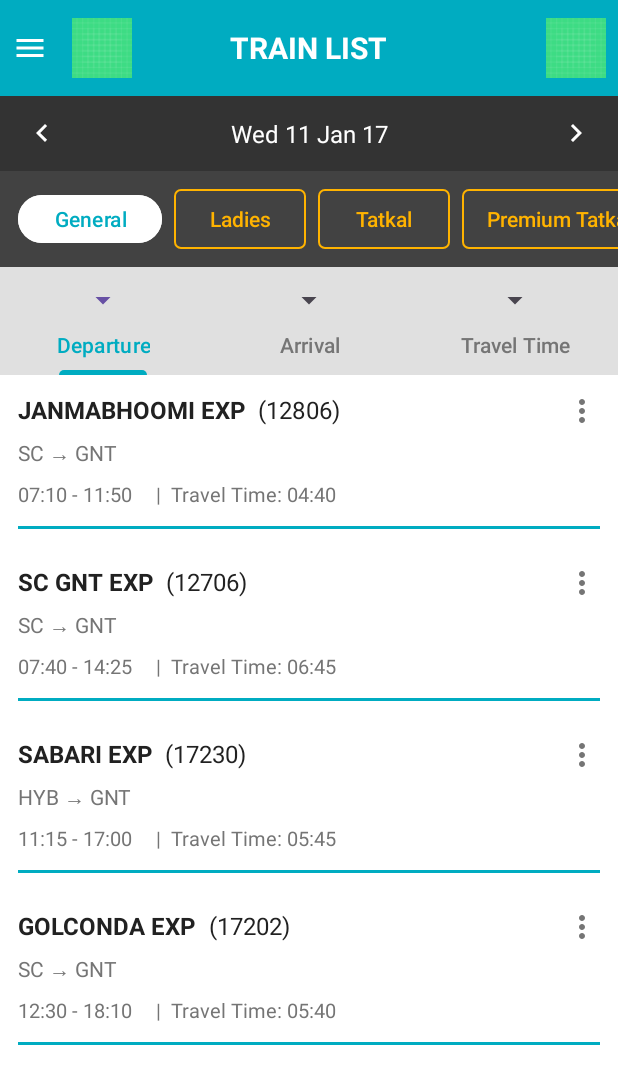
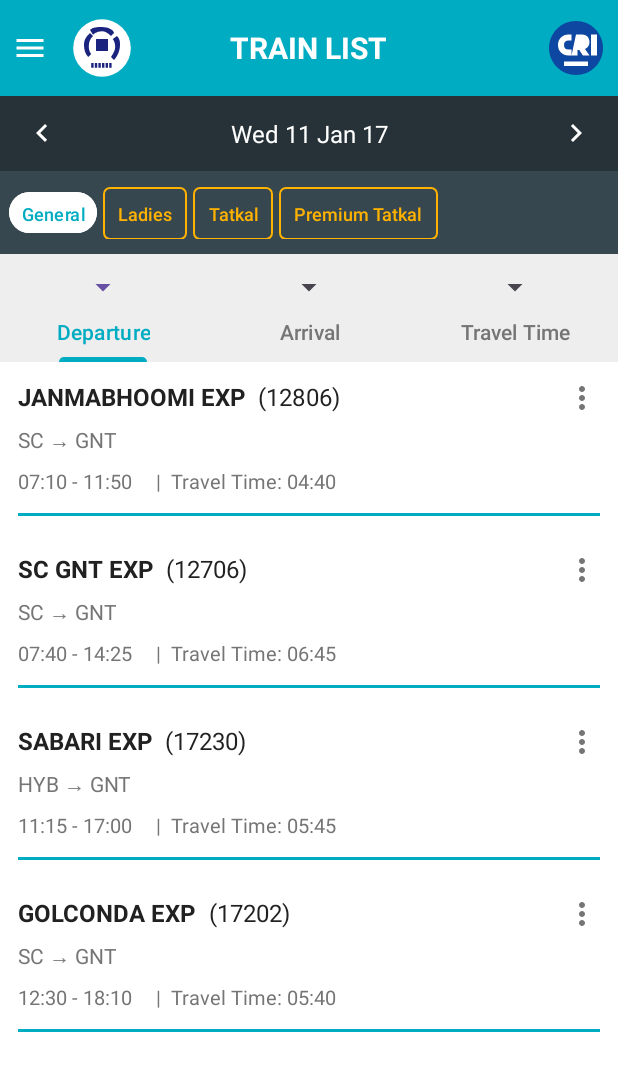
Before and after one commit to jeromeboitenge/Android-Studion, an Android app: the screen it shows after launch (MainActivity), on a phone screen of 412 x 824 dp. Shown: the top 1084 px of the screen. Run offline under Robolectric (Android 15) with nearby library versions, the phone set to English and light mode, and no system bars.

Commit message:
adding images to home page

```diff
--- /dev/null
+++ b/app/src/main/res/drawable/ic_cris_logo.xml
@@ -0,0 +1,16 @@
+<vector xmlns:android="http://schemas.android.com/apk/res/android"
+    android:width="40dp"
+    android:height="40dp"
+    android:viewportWidth="200"
+    android:viewportHeight="200">
+
+    <!-- Solid Blue Circle Background -->
+    <path
+        android:fillColor="#0d47a1"
+        android:pathData="M100,10c-49.7,0 -90,40.3 -90,90s40.3,90 90,90 90,-40.3 90,-90 -40.3,-90 -90,-90z"/>
+
+    <!-- White 'CRIS' Text and Graphic -->
+    <path
+        android:fillColor="#ffffff"
+        android:pathData="M40,90 c0,-20 15,-35 35,-35 h10 v20 h-10 c-10,0 -15,5 -15,15 c0,10 5,15 15,15 h10 v20 h-10 c-20,0 -35,-15 -35,-35 z M100,55 h20 c15,0 25,10 25,25 c0,10 -5,20 -15,23 l15,22 h-22 l-12,-18 h-6 v18 h-20 z M120,75 h5 v15 h-5 z M150,55 h20 v70 h-20 z M60,145 h80 v15 h-80 z"/>
+</vector>
--- /dev/null
+++ b/app/src/main/res/drawable/ic_irctc_logo.xml
@@ -0,0 +1,37 @@
+<vector xmlns:android="http://schemas.android.com/apk/res/android"
+    android:width="40dp"
+    android:height="40dp"
+    android:viewportWidth="100"
+    android:viewportHeight="100">
+
+    <!-- White Background Circle -->
+    <path
+        android:fillColor="#FFFFFF"
+        android:pathData="M50,50m-48,0a48,48 0,1 1,96 0a48,48 0,1 1,-96 0" />
+
+    <!-- Top Arrow (Blue/Purple) -->
+    <path
+        android:fillColor="#1A237E"
+        android:pathData="M50,15 C60,15 70,20 70,25 L65,30 C60,25 55,22 50,22 C40,22 35,28 35,28 L30,20 C35,15 42,15 50,15 Z" />
+
+    <!-- Right Arrow (Blue/Purple) -->
+    <path
+        android:fillColor="#1A237E"
+        android:pathData="M80,45 C80,55 75,65 70,70 L65,65 C68,60 72,55 72,48 C72,40 68,35 68,35 L75,30 C80,35 80,40 80,45 Z" />
+
+    <!-- Left Arrow (Blue/Purple) -->
+    <path
+        android:fillColor="#1A237E"
+        android:pathData="M20,45 C20,35 25,30 30,25 L35,30 C30,35 28,40 28,48 C28,55 32,60 32,60 L27,65 C22,60 20,52 20,45 Z" />
+
+    <!-- Central Box/Shape -->
+    <path
+        android:fillColor="#1A237E"
+        android:pathData="M40,35 h20 v20 h-20 z" />
+
+    <!-- "IRCTC" Text Simulation -->
+    <path
+        android:fillColor="#1A237E"
+        android:pathData="M32,75 h4 v8 h-4 z M38,75 h4 v8 h-4 z M44,75 h4 v8 h-4 z M50,75 h4 v8 h-4 z M56,75 h4 v8 h-4 z M62,75 h4 v8 h-4 z" />
+
+</vector>
--- a/app/src/main/res/layout/activity_main.xml
+++ b/app/src/main/res/layout/activity_main.xml
@@ -12,7 +12,7 @@
         android:id="@+id/toolbar"
         android:layout_width="match_parent"
         android:layout_height="?attr/actionBarSize"
-        android:background="@color/app_teal"
+        android:background="#00ACC1"
         android:theme="@style/ThemeOverlay.AppCompat.Dark.ActionBar"
         app:contentInsetStart="0dp">
 
@@ -21,41 +21,39 @@
             android:layout_height="match_parent"
             android:paddingHorizontal="8dp">
 
-            <!-- UPDATED: referencing ic_menu_icon -->
             <ImageView
                 android:id="@+id/btnMenu"
                 android:layout_width="wrap_content"
                 android:layout_height="wrap_content"
                 android:layout_centerVertical="true"
                 android:src="@drawable/ic_menu_icon"
-                app:tint="@color/white" />
+                app:tint="#FFFFFF" />
 
-            <!-- Replace this with your own logo if you have one later -->
+            <!-- UPDATED: IRCTC Logo -->
             <ImageView
                 android:layout_width="40dp"
                 android:layout_height="40dp"
                 android:layout_centerVertical="true"
                 android:layout_marginStart="16dp"
                 android:layout_toEndOf="@id/btnMenu"
-                android:src="@drawable/ic_launcher_background"
-                tools:srcCompat="@tools:sample/avatars" />
+                android:src="@drawable/ic_irctc_logo" />
 
             <TextView
                 android:layout_width="wrap_content"
                 android:layout_height="wrap_content"
                 android:layout_centerInParent="true"
                 android:text="TRAIN LIST"
-                android:textColor="@color/white"
+                android:textColor="#FFFFFF"
                 android:textSize="20sp"
                 android:textStyle="bold" />
 
+            <!-- UPDATED: CRIS Logo -->
             <ImageView
                 android:layout_width="40dp"
                 android:layout_height="40dp"
                 android:layout_alignParentEnd="true"
                 android:layout_centerVertical="true"
-                android:src="@drawable/ic_launcher_background"
-                tools:srcCompat="@tools:sample/avatars" />
+                android:src="@drawable/ic_cris_logo" />
         </RelativeLayout>
     </androidx.appcompat.widget.Toolbar>
 
@@ -63,17 +61,16 @@
     <LinearLayout
         android:layout_width="match_parent"
         android:layout_height="50dp"
-        android:background="@color/dark_grey_bar"
+        android:background="#263238"
         android:gravity="center_vertical"
         android:orientation="horizontal"
         android:paddingHorizontal="16dp">
 
-        <!-- UPDATED: referencing ic_left_arrow_icon -->
         <ImageView
             android:layout_width="wrap_content"
             android:layout_height="wrap_content"
             android:src="@drawable/ic_left_arrow_icon"
-            app:tint="@color/white" />
+            app:tint="#FFFFFF" />
 
         <TextView
             android:layout_width="0dp"
@@ -81,82 +78,97 @@
             android:layout_weight="1"
             android:gravity="center"
             android:text="Wed 11 Jan 17"
-            android:textColor="@color/white"
+            android:textColor="#FFFFFF"
             android:textSize="16sp" />
 
-        <!-- UPDATED: referencing ic_right_arrow_icon -->
         <ImageView
             android:layout_width="wrap_content"
             android:layout_height="wrap_content"
             android:src="@drawable/ic_right_arrow_icon"
-            app:tint="@color/white" />
+            app:tint="#FFFFFF" />
     </LinearLayout>
 
-    <!-- 3. Quota Selection (Horizontal Scroll) -->
+    <!-- 3. Quota Selection (Updated for better visibility) -->
     <HorizontalScrollView
         android:layout_width="match_parent"
         android:layout_height="wrap_content"
-        android:background="@color/quota_bar_bg"
-        android:paddingVertical="12dp"
-        android:scrollbars="none">
+        android:background="#37474F"
+        android:paddingVertical="10dp"
+        android:fillViewport="true">
 
         <LinearLayout
             android:layout_width="wrap_content"
             android:layout_height="wrap_content"
             android:orientation="horizontal"
-            android:paddingHorizontal="8dp">
+            android:paddingHorizontal="4dp">
 
+            <!-- General: Reduced padding and text size -->
             <Button
                 android:layout_width="wrap_content"
-                android:layout_height="40dp"
-                android:layout_marginHorizontal="4dp"
-                android:backgroundTint="@color/white"
+                android:layout_height="35dp"
+                android:layout_marginHorizontal="2dp"
+                android:backgroundTint="#FFFFFF"
                 android:text="General"
+                android:textSize="12sp"
+                android:paddingHorizontal="8dp"
+                android:minWidth="0dp"
+                android:minHeight="0dp"
                 android:textAllCaps="false"
-                android:textColor="@color/app_teal" />
+                android:textColor="#00ACC1" />
 
+            <!-- Ladies -->
             <androidx.appcompat.widget.AppCompatButton
                 android:layout_width="wrap_content"
-                android:layout_height="40dp"
-                android:layout_marginHorizontal="4dp"
+                android:layout_height="35dp"
+                android:layout_marginHorizontal="2dp"
                 android:background="@drawable/quota_button_border"
-                android:paddingHorizontal="16dp"
+                android:paddingHorizontal="10dp"
+                android:minWidth="0dp"
+                android:minHeight="0dp"
                 android:text="Ladies"
+                android:textSize="12sp"
                 android:textAllCaps="false"
-                android:textColor="@color/quota_text_orange" />
+                android:textColor="#FFB300" />
 
+            <!-- Tatkal -->
             <androidx.appcompat.widget.AppCompatButton
                 android:layout_width="wrap_content"
-                android:layout_height="40dp"
-                android:layout_marginHorizontal="4dp"
+                android:layout_height="35dp"
+                android:layout_marginHorizontal="2dp"
                 android:background="@drawable/quota_button_border"
-                android:paddingHorizontal="16dp"
+                android:paddingHorizontal="10dp"
+                android:minWidth="0dp"
+                android:minHeight="0dp"
                 android:text="Tatkal"
+                android:textSize="12sp"
                 android:textAllCaps="false"
-                android:textColor="@color/quota_text_orange" />
+                android:textColor="#FFB300" />
 
+            <!-- Premium Tatkal -->
             <androidx.appcompat.widget.AppCompatButton
                 android:layout_width="wrap_content"
-                android:layout_height="40dp"
-                android:layout_marginHorizontal="4dp"
+                android:layout_height="35dp"
+                android:layout_marginHorizontal="2dp"
                 android:background="@drawable/quota_button_border"
-                android:paddingHorizontal="16dp"
+                android:paddingHorizontal="10dp"
+                android:minWidth="0dp"
+                android:minHeight="0dp"
                 android:text="Premium Tatkal"
+                android:textSize="12sp"
                 android:textAllCaps="false"
-                android:textColor="@color/quota_text_orange" />
+                android:textColor="#FFB300" />
         </LinearLayout>
     </HorizontalScrollView>
 
     <!-- 4. Sorting Tabs -->
-    <!-- UPDATED: referencing ic_down_arrow_icon in tabs -->
     <com.google.android.material.tabs.TabLayout
         android:id="@+id/tabLayout"
         android:layout_width="match_parent"
         android:layout_height="wrap_content"
-        android:background="@color/tab_bg_grey"
-        app:tabIndicatorColor="@color/app_teal"
-        app:tabSelectedTextColor="@color/app_teal"
-        app:tabTextColor="@color/text_secondary">
+        android:background="#EEEEEE"
+        app:tabIndicatorColor="#00ACC1"
+        app:tabSelectedTextColor="#00ACC1"
+        app:tabTextColor="#757575">
 
         <com.google.android.material.tabs.TabItem
             android:layout_width="wrap_content"
@@ -183,6 +195,6 @@
         android:layout_width="match_parent"
         android:layout_height="0dp"
         android:layout_weight="1"
-        android:background="@color/white" />
+        android:background="#FFFFFF" />
 
 </LinearLayout>
```
